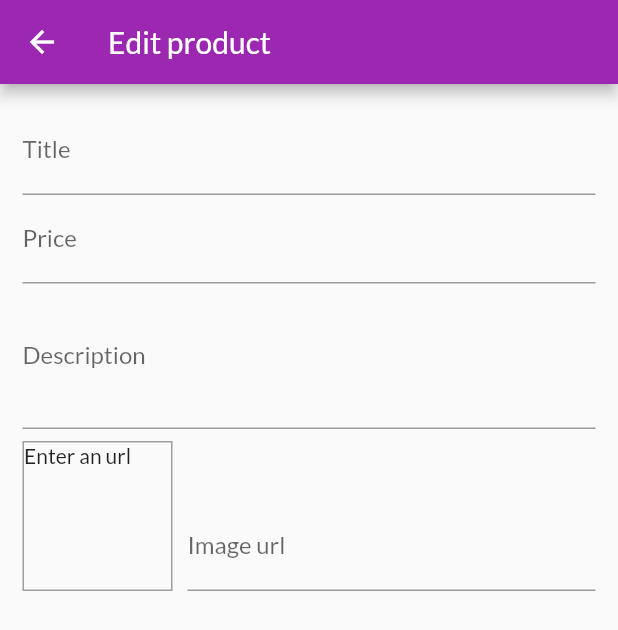
After one commit to Cristhho/flutter-shop-app, a Flutter app: the EditProductScreen screen opened by its route, on a phone screen of 412 x 824 dp. The commit adds this screen. Shown: the top 630 px of the screen. Run offline on Flutter 3.47's test engine with Material 2 defaults, Android fonts, the phone set to English and light mode, and no system bars; network calls fail.

Commit message:
add or edit product screen, form and input fields

```diff
--- a/lib/main.dart
+++ b/lib/main.dart
@@ -6,6 +6,7 @@ import 'screens/product_detail_screen.dart';
 import 'screens/cart_screen.dart';
 import 'screens/orders_screen.dart';
 import 'screens/user_products_screen.dart';
+import 'screens/edit_product_screen.dart';
 import 'providers/products.dart';
 import 'providers/cart.dart';
 import 'providers/orders.dart';
@@ -40,6 +41,7 @@ class MyApp extends StatelessWidget {
           CartScreen.routeName : (ctx) => CartScreen(),
           OrdersScreen.routeName : (ctx) => OrdersScreen(),
           UserProductsScreen.routeName : (ctx) => UserProductsScreen(),
+          EditProductScreen.routeName : (ctx) => EditProductScreen(),
         },
       ),
     );
--- /dev/null
+++ b/lib/screens/edit_product_screen.dart
@@ -0,0 +1,112 @@
+import 'package:flutter/material.dart';
+
+class EditProductScreen extends StatefulWidget {
+  static const routeName = '/edit-product';
+
+  @override
+  _EditProductScreenState createState() => _EditProductScreenState();
+}
+
+class _EditProductScreenState extends State<EditProductScreen> {
+  final _priceFocusNode = FocusNode();
+  final _descFocusNode = FocusNode();
+  final _imageController = TextEditingController();
+  final _imageFocusNode = FocusNode();
+
+  @override
+  void initState() {
+    _imageFocusNode.addListener(_updateImage);
+    super.initState();
+  }
+
+  void _updateImage() {
+    if (!_imageFocusNode.hasFocus) {
+      setState(() {
+
+      });
+    }
+  }
+
+  @override
+  void dispose() {
+    _priceFocusNode.dispose();
+    _descFocusNode.dispose();
+    _imageController.dispose();
+    _imageFocusNode.dispose();
+    _imageFocusNode.removeListener(_updateImage);
+    super.dispose();
+  }
+
+  @override
+  Widget build(BuildContext context) {
+    return Scaffold(
+      appBar: AppBar(
+        title: Text('Edit product'),
+      ),
+      body: Padding(
+        padding: EdgeInsets.all(15.0),
+        child: Form(
+          child: ListView(
+            children: <Widget>[
+              TextFormField(
+                decoration: InputDecoration(labelText: 'Title'),
+                textInputAction: TextInputAction.next,
+                onFieldSubmitted: (value) {
+                  FocusScope.of(context).requestFocus(_priceFocusNode);
+                },
+              ),
+              TextFormField(
+                decoration: InputDecoration(labelText: 'Price'),
+                textInputAction: TextInputAction.next,
+                keyboardType: TextInputType.number,
+                focusNode: _priceFocusNode,
+                onFieldSubmitted: (value) {
+                  FocusScope.of(context).requestFocus(_descFocusNode);
+                },
+              ),
+              TextFormField(
+                decoration: InputDecoration(labelText: 'Description'),
+                maxLines: 3,
+                keyboardType: TextInputType.multiline,
+                focusNode: _descFocusNode,
+              ),
+              Row(
+                crossAxisAlignment: CrossAxisAlignment.end,
+                children: <Widget>[
+                  Container(
+                    width: 100.0,
+                    height: 100.0,
+                    margin: EdgeInsets.only(top: 8.0, right: 10.0),
+                    decoration: BoxDecoration(
+                      border: Border.all(
+                        width: 1.0,
+                        color: Colors.grey
+                      )
+                    ),
+                    child: _imageController.text.isEmpty
+                      ? Text('Enter an url')
+                      : FittedBox(
+                      child: Image.network(_imageController.text, fit: BoxFit.cover,),
+                    ),
+                  ),
+                  Expanded(
+                    child: TextFormField(
+                      decoration: InputDecoration(labelText: 'Image url'),
+                      keyboardType: TextInputType.url,
+                      textInputAction: TextInputAction.done,
+                      controller: _imageController,
+                      focusNode: _imageFocusNode,
+                      onEditingComplete: () {
+                        setState(() {});
+                      },
+                    ),
+                  )
+                ],
+              )
+            ],
+          ),
+        ),
+      ),
+    );
+  }
+}
--- a/lib/screens/user_products_screen.dart
+++ b/lib/screens/user_products_screen.dart
@@ -4,6 +4,7 @@ import 'package:provider/provider.dart';
 import '../providers/products.dart';
 import '../widgets/user_product_item.dart';
 import '../widgets/app_drawer.dart';
+import 'edit_product_screen.dart';
 
 class UserProductsScreen extends StatelessWidget {
   static const routeName = '/user-products';
@@ -16,7 +17,7 @@ class UserProductsScreen extends StatelessWidget {
         title: Text('Your products'),
         actions: <Widget>[
           IconButton(onPressed: (){
-
+            Navigator.of(context).pushNamed(EditProductScreen.routeName);
           }, icon: Icon(Icons.add))
         ],
       ),
```
